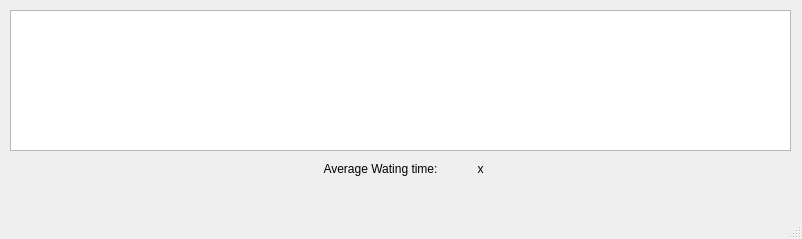
Before: the Qt Designer form simulationwindow.ui in AMR-KELEG/Operating-Systems-Scheduler, drawn with Qt 5.
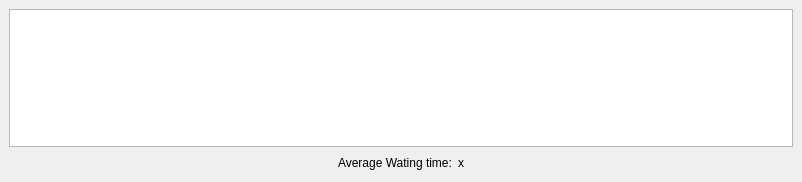
After: the same form once the commit is applied.

Commit message: Use responsive layout for simulation window

What changed in the file:
```diff
--- a/simulationwindow.ui
+++ b/simulationwindow.ui
@@ -7,21 +7,24 @@
     <x>0</x>
     <y>0</y>
     <width>802</width>
-    <height>239</height>
+    <height>182</height>
    </rect>
   </property>
   <property name="windowTitle">
    <string>MainWindow</string>
   </property>
   <widget class="QWidget" name="centralwidget">
+   <layout class="QVBoxLayout" name="verticalLayout_2">
+    <item>
    <widget class="QTableWidget" name="tableWidget">
-    <property name="geometry">
-     <rect>
-      <x>10</x>
-      <y>10</y>
-      <width>781</width>
-      <height>141</height>
-     </rect>
+      <property name="selectionMode">
+       <enum>QAbstractItemView::NoSelection</enum>
+      </property>
+      <property name="showGrid">
+       <bool>false</bool>
+      </property>
+      <property name="cornerButtonEnabled">
+       <bool>false</bool>
     </property>
     <property name="rowCount">
      <number>1</number>
@@ -38,6 +41,9 @@
     <attribute name="horizontalHeaderHighlightSections">
      <bool>true</bool>
     </attribute>
+      <attribute name="horizontalHeaderMinimumSectionSize">
+       <number>30</number>
+      </attribute>
     <attribute name="horizontalHeaderShowSortIndicator" stdset="0">
      <bool>false</bool>
     </attribute>
@@ -47,17 +53,29 @@
     <attribute name="verticalHeaderDefaultSectionSize">
      <number>100</number>
     </attribute>
+      <attribute name="verticalHeaderMinimumSectionSize">
+       <number>55</number>
+      </attribute>
     <row/>
    </widget>
+    </item>
+    <item>
+     <layout class="QHBoxLayout" name="horizontalLayout_5">
+      <item>
+       <spacer name="horizontalSpacer">
+        <property name="orientation">
+         <enum>Qt::Horizontal</enum>
+        </property>
+        <property name="sizeHint" stdset="0">
+         <size>
+          <width>40</width>
+          <height>20</height>
+         </size>
+        </property>
+       </spacer>
+      </item>
+      <item>
    <widget class="QLabel" name="waitingTimeLabel">
-    <property name="geometry">
-     <rect>
-      <x>300</x>
-      <y>160</y>
-      <width>161</width>
-      <height>17</height>
-     </rect>
-    </property>
     <property name="text">
      <string>Average Wating time:</string>
     </property>
@@ -65,15 +83,9 @@
      <set>Qt::AlignCenter</set>
     </property>
    </widget>
+      </item>
+      <item>
    <widget class="QLabel" name="time">
-    <property name="geometry">
-     <rect>
-      <x>460</x>
-      <y>160</y>
-      <width>41</width>
-      <height>17</height>
-     </rect>
-    </property>
     <property name="text">
      <string>x</string>
     </property>
@@ -81,18 +93,24 @@
      <set>Qt::AlignCenter</set>
     </property>
    </widget>
-  </widget>
-  <widget class="QMenuBar" name="menubar">
-   <property name="geometry">
-    <rect>
-     <x>0</x>
-     <y>0</y>
-     <width>802</width>
-     <height>25</height>
-    </rect>
-   </property>
+      </item>
+      <item>
+       <spacer name="horizontalSpacer_2">
+        <property name="orientation">
+         <enum>Qt::Horizontal</enum>
+        </property>
+        <property name="sizeHint" stdset="0">
+         <size>
+          <width>40</width>
+          <height>20</height>
+         </size>
+        </property>
+       </spacer>
+      </item>
+     </layout>
+    </item>
+   </layout>
   </widget>
-  <widget class="QStatusBar" name="statusbar"/>
  </widget>
  <resources/>
  <connections/>
```
Lines whose indentation alone changed are shown as unchanged.
